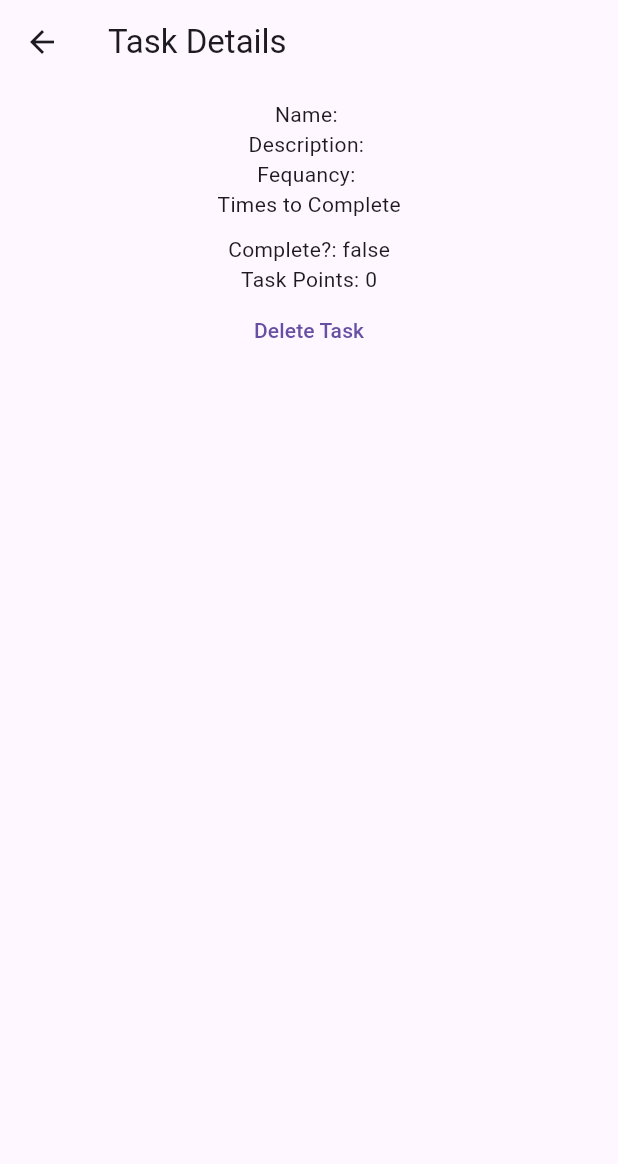
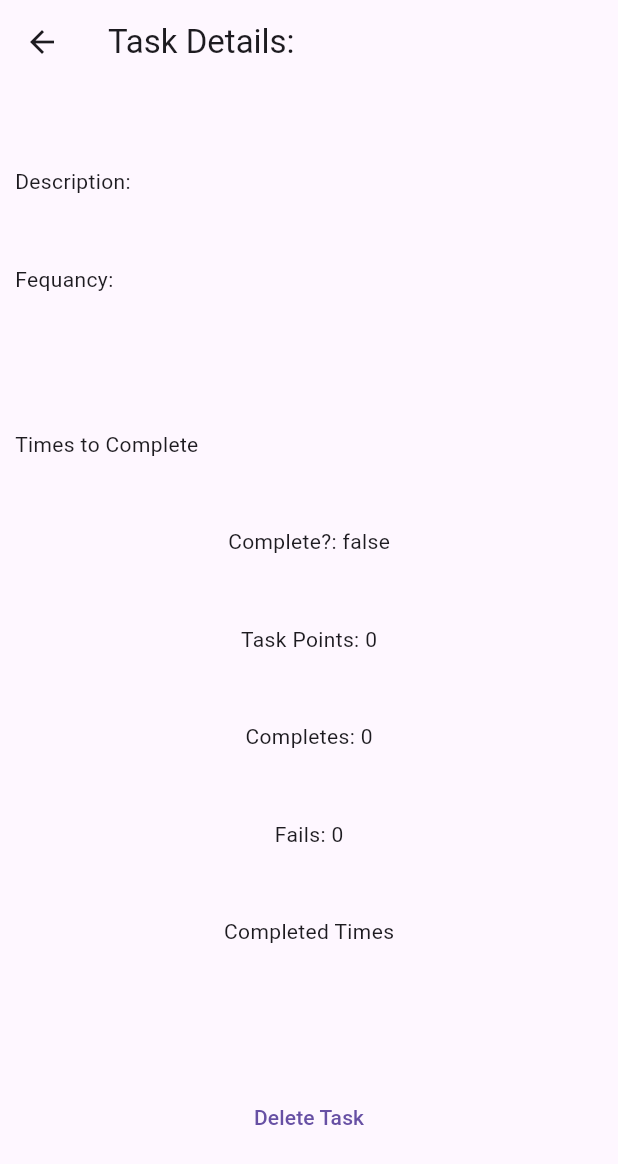
Before and after one commit to ahdersm/taskmaster, a Flutter app: the TaskDetailPage screen opened directly with empty values, on a phone screen of 412 x 824 dp. Shown: the top 1164 px of the screen. Run offline on Flutter 3.47's test engine with Material 3 defaults, Android fonts, the phone set to English and light mode, and no system bars; our stand-ins replace flutter_svg, logger; missing offline and left inert: dart:ffi; Roboto replaces fonts that are missing (Poppins).

Commit message:
added bottom buttons and set up filters to be able to only get certian tasks in those views, changed naming on task class properties to better represent what they were refactored some duplicate code, and started clean up of the Task details page.

```diff
--- a/lib/models/task.dart
+++ b/lib/models/task.dart
@@ -6,12 +6,13 @@ class Task extends ChangeNotifier{
   String name = '';
   String description = '';
   bool complete = false; //Weither or not the task was completed that day
+  bool fail = false; //if the task was failed that day
   String frequency = ''; //How frequently in days time does the user want this completed
   List<int> completedays = []; //Days during the week that this task should be completed on
   List<TimeOfDay> completetimes = []; //Times during the day that this task should be completed by
   List<DateTime> datetimecompleted = []; //Datetime of when the completed task was set to complete
-  int completed = 0; //Count of how many times this task was completed succefully
-  int failed = 0; //Count of how many times this task was not completed
+  int completes = 0; //Count of how many times this task was completed succefully
+  int fails = 0; //Count of how many times this task was not completed
   int points = 0; //how many points is this task worth
 
   Task(
@@ -21,11 +22,17 @@ class Task extends ChangeNotifier{
   void taskcomplete(){
     this.complete = true;
     this.datetimecompleted.add(DateTime.now());
-    this.completed += 1;
+    this.completes += 1;
+  }
+
+  void taskuncomplete(){
+    this.complete = false;
+    this.datetimecompleted.removeLast();
+    this.completes -= 1;
   }
 
   void taskfailed(){
-    this.failed += 1;
+    this.fails += 1;
   }
 
   void newtask({required String frequency, String? description, List<int>? completedays, List<TimeOfDay>? completetimes, required int points}){
--- a/lib/screens/taskdetail_page.dart
+++ b/lib/screens/taskdetail_page.dart
@@ -15,30 +15,59 @@ class _TaskDetailPageState extends State<TaskDetailPage> {
   Widget build(BuildContext context) {
     final args = ModalRoute.of(context)!.settings.arguments as Task;
     return Scaffold(
-      appBar: CommanMethods.mainAppBar('Task Details'),
+      appBar: CommanMethods.mainAppBar('Task Details: ${args.name}'),
       body: Padding(
         padding: const EdgeInsets.all(10.0),
         child: Column(
+          mainAxisAlignment: MainAxisAlignment.spaceEvenly,
           children: [
-            Text("Name: ${args.name}"),
-            Text("Description: ${args.description}"),
-            Text("Fequancy: ${args.frequency}"),
-            weeklyDays(args),
+            Row(
+              crossAxisAlignment: CrossAxisAlignment.start,
+              children: [
+                Text("Description: "),
+                Flexible(child: Text(args.description)),
+              ]
+            ),
+            Row(
+              crossAxisAlignment: CrossAxisAlignment.start,
+              children: [
+                Text("Fequancy: "),
+                Flexible(child: Text(args.frequency)),
+              ],
+            ),
+            weeklyDaysgrid(args),
+            Row(
+              crossAxisAlignment: CrossAxisAlignment.start,
+              children: [
                 Text('Times to Complete'),
-            ConstrainedBox(
-              constraints: BoxConstraints(maxHeight: 200, minHeight: 10),
+                Flexible(
                   child: ListView.builder(
+
                     shrinkWrap: true,
                     itemCount: args.completetimes.length,
                     itemBuilder: (context, index){
                       return ListTile(
-                    title: Text(args.completetimes[index].format(context)),
+                        title: Center(child: Text(args.completetimes[index].format(context))),
+                      );
+                    },
+                  )
+                )
+              ],
+            ),
+            Text("Complete?: ${args.complete}"),
+            Text("Task Points: ${args.points}"),
+            Text("Completes: ${args.completes}"),
+            Text("Fails: ${args.fails}"),
+            Text("Completed Times"),
+            ListView.builder(
+              shrinkWrap: true,
+              itemCount: args.datetimecompleted.length,
+              itemBuilder: (context, index){
+                return ListTile(
+                  title: Center(child: Text(args.datetimecompleted[index].toString())),
                 );
               }
             ),
-            ),
-            Text("Complete?: ${args.complete}"),
-            Text("Task Points: ${args.points}"),
             Consumer<Tasks>(
               builder: (context, tasklist, child){
                 return TextButton(
@@ -95,4 +124,42 @@ class _TaskDetailPageState extends State<TaskDetailPage> {
       return Container();
     }
   }
+
+  Container weeklyDaysgrid(Task task){
+    const Map<int, String> weekdays = {1:'Monday', 2:'Tuesday', 3:'Wednesday', 4:'Thursday', 5:'Friday', 6:'Saturday', 7:'Sunday'};
+    if(task.frequency == "Weekly"){
+      return Container(
+        child: Row(
+          children: [
+            Text("Selected Days:"),
+            SizedBox(
+              width: MediaQuery.of(context).size.width * (2/3),
+              //height: 50,
+              child: GridView.builder(
+                shrinkWrap: true,
+                physics: const NeverScrollableScrollPhysics(),
+                itemCount: task.completedays.length,
+                padding: const EdgeInsets.all(5.0),
+                gridDelegate: const SliverGridDelegateWithFixedCrossAxisCount(crossAxisCount: 3, crossAxisSpacing: 4),
+                itemBuilder: (_, int index) {
+                  return Container(
+                    alignment: Alignment.center,
+                    decoration: BoxDecoration(
+                      color: Colors.blueAccent.withOpacity(0.1),
+                      borderRadius: BorderRadius.circular(8.0),
+                      border: Border.all(color: Colors.blueAccent),
+                    ),
+                    child: GridTile(
+                      child: Text(weekdays[task.completedays[index]]!),
+                    ),
+                  );
                 }
+              ),
+            ),
+          ],
+        ),
+      );
+    }
+    return Container();
+  }
+}
```
Also changed, not shown: lib/screens/tasklist_page.dart (+128 -41 lines). Lines whose indentation alone changed are shown as unchanged.
